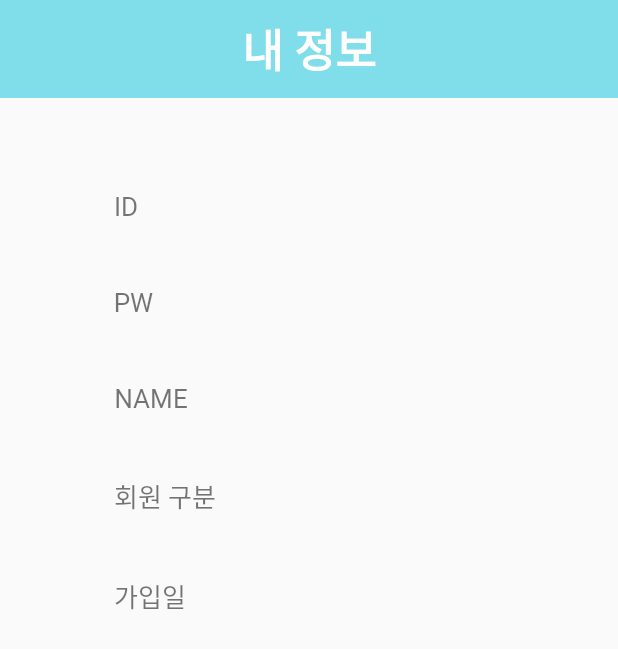
After one commit to ibnuena/bangPT, an Android app: the MyInfoActivity screen opened directly, with no data from a screen before it, on a phone screen of 412 x 824 dp. The commit adds this screen. Shown: the top 649 px of the screen. Run offline under Robolectric (Android 15) with nearby library versions, the phone set to English and light mode, and no system bars.

Commit message:
feat: small update

```diff
--- a/app/src/main/AndroidManifest.xml
+++ b/app/src/main/AndroidManifest.xml
@@ -16,6 +16,9 @@
         android:supportsRtl="true"
         android:theme="@style/Theme.AppCompat.Light.NoActionBar"
         tools:targetApi="31">
+        <activity
+            android:name=".MyInfoActivity"
+            android:exported="false" />
         <activity
             android:name=".WiteViewActivity"
             android:exported="false" />
--- /dev/null
+++ b/app/src/main/java/com/example/bangpt/MyInfoActivity.java
@@ -0,0 +1,14 @@
+package com.example.bangpt;
+
+import androidx.appcompat.app.AppCompatActivity;
+
+import android.os.Bundle;
+
+public class MyInfoActivity extends AppCompatActivity {
+
+    @Override
+    protected void onCreate(Bundle savedInstanceState) {
+        super.onCreate(savedInstanceState);
+        setContentView(R.layout.activity_my_info);
+    }
+}
--- a/app/src/main/java/com/example/bangpt/MypageFragment.java
+++ b/app/src/main/java/com/example/bangpt/MypageFragment.java
@@ -65,6 +65,15 @@ public class MypageFragment extends Fragment {
         // Inflate the layout for this fragment
         ViewGroup rootView = (ViewGroup)inflater.inflate(R.layout.fragment_mypage, container, false);
 
+
+        Button btnID = rootView.findViewById(R.id.btnID);
+        btnID.setOnClickListener(new View.OnClickListener() {
+            @Override
+            public void onClick(View view) {
+                Intent intent = new Intent(getActivity(), MyInfoActivity.class);
+                startActivity(intent);
+            }
+        });
         Button btn_write = rootView.findViewById(R.id.btn_write);
         btn_write.setOnClickListener(new View.OnClickListener() {
             @Override
--- /dev/null
+++ b/app/src/main/res/layout/activity_my_info.xml
@@ -0,0 +1,201 @@
+<?xml version="1.0" encoding="utf-8"?>
+<LinearLayout xmlns:android="http://schemas.android.com/apk/res/android"
+    xmlns:app="http://schemas.android.com/apk/res-auto"
+    xmlns:tools="http://schemas.android.com/tools"
+    android:layout_width="match_parent"
+    android:layout_height="match_parent"
+    android:orientation="vertical">
+
+    <LinearLayout
+        android:layout_width="match_parent"
+        android:layout_height="match_parent"
+        android:orientation="vertical">
+        <LinearLayout
+            android:layout_width="match_parent"
+            android:layout_height="wrap_content"
+            android:orientation="vertical"
+            android:background="#80deea"
+            >
+            <TextView
+                android:layout_width="wrap_content"
+                android:layout_height="wrap_content"
+                android:layout_gravity="center"
+                android:layout_marginTop="10dp"
+                android:layout_marginBottom="10dp"
+                android:text="내 정보"
+                android:fontFamily="@font/nexon"
+                android:textColor="@android:color/white"
+                android:textSize="30dp"
+                android:textStyle="bold" />
+        </LinearLayout>
+
+        <LinearLayout
+            android:layout_width="match_parent"
+            android:layout_height="match_parent"
+            android:orientation="vertical">
+
+            <LinearLayout
+                android:layout_width="280dp"
+                android:layout_height="wrap_content"
+                android:orientation="horizontal"
+                android:layout_marginTop="50dp"
+                android:layout_gravity="center"
+                >
+                <TextView
+                    android:layout_width="100dp"
+                    android:layout_height="wrap_content"
+                    android:layout_gravity="center"
+                    android:padding="10dp"
+                    android:text="ID"
+                    android:textSize="17sp"
+                    android:fontFamily="@font/nexon"
+                    android:layout_marginRight="10dp"
+                    />
+                <TextView
+                    android:id="@+id/tv_id"
+                    android:fontFamily="@font/nexon"
+                    android:layout_width="200dp"
+                    android:layout_height="wrap_content"
+                    android:layout_gravity="center"
+                    android:padding="10dp"
+                    android:textSize="17sp"
+                    android:layout_marginRight="10dp"
+                    />
+
+            </LinearLayout>
+
+            <LinearLayout
+                android:layout_width="match_parent"
+                android:layout_height="match_parent"
+                android:orientation="vertical">
+
+                <LinearLayout
+                    android:layout_width="280dp"
+                    android:layout_height="wrap_content"
+                    android:orientation="horizontal"
+                    android:layout_marginTop="20dp"
+                    android:layout_gravity="center"
+                    >
+
+                    <TextView
+                        android:layout_width="100dp"
+                        android:layout_height="wrap_content"
+                        android:layout_gravity="center"
+                        android:padding="10dp"
+                        android:text="PW"
+                        android:textSize="17sp"
+                        android:fontFamily="@font/nexon"
+                        android:layout_marginRight="10dp"
+                        />
+
+                    <TextView
+                        android:id="@+id/tv_pass"
+                        android:fontFamily="@font/nexon"
+                        android:layout_width="200dp"
+                        android:layout_height="wrap_content"
+                        android:layout_gravity="center"
+                        android:padding="10dp"
+                        android:textSize="17sp"
+                        android:layout_marginRight="10dp"
+                        />
+                </LinearLayout>
+
+                <LinearLayout
+                    android:layout_width="280dp"
+                    android:layout_height="wrap_content"
+                    android:orientation="horizontal"
+                    android:layout_marginTop="20dp"
+                    android:layout_gravity="center"
+                    >
+
+
+                    <TextView
+                        android:layout_width="100dp"
+                        android:layout_height="wrap_content"
+                        android:layout_gravity="center"
+                        android:padding="10dp"
+                        android:text="NAME"
+                        android:textSize="17sp"
+                        android:fontFamily="@font/nexon"
+                        android:layout_marginRight="10dp"
+                        />
+                    <TextView
+                        android:id="@+id/tv_name"
+                        android:fontFamily="@font/nexon"
+                        android:layout_width="200dp"
+                        android:layout_height="wrap_content"
+                        android:layout_gravity="center"
+                        android:padding="10dp"
+                        android:textSize="17sp"
+                        android:layout_marginRight="10dp"
+                        />
+                </LinearLayout>
+
+                <LinearLayout
+                    android:layout_width="280dp"
+                    android:layout_height="wrap_content"
+                    android:orientation="horizontal"
+                    android:layout_marginTop="20dp"
+                    android:layout_gravity="center"
+                    >
+
+                    <TextView
+                        android:layout_width="100dp"
+                        android:layout_height="wrap_content"
+                        android:layout_gravity="center"
+                        android:padding="10dp"
+                        android:text="회원 구분"
+                        android:textSize="17sp"
+                        android:fontFamily="@font/nexon"
+                        android:layout_marginRight="10dp"
+                        />
+
+                    <TextView
+                        android:id="@+id/tv_member"
+                        android:fontFamily="@font/nexon"
+                        android:layout_width="200dp"
+                        android:layout_height="wrap_content"
+                        android:layout_gravity="center"
+                        android:padding="10dp"
+                        android:textSize="17sp"
+                        android:layout_marginRight="10dp"
+                        />
+                </LinearLayout>
+
+                <LinearLayout
+                    android:layout_width="280dp"
+                    android:layout_height="wrap_content"
+                    android:orientation="horizontal"
+                    android:layout_marginTop="20dp"
+                    android:layout_gravity="center"
+                    >
+
+                    <TextView
+                        android:layout_width="100dp"
+                        android:layout_height="wrap_content"
+                        android:layout_gravity="center"
+                        android:padding="10dp"
+                        android:text="가입일"
+                        android:textSize="17sp"
+                        android:fontFamily="@font/nexon"
+                        android:layout_marginRight="10dp"
+                        />
+
+                    <TextView
+                        android:id="@+id/tv_date"
+                        android:fontFamily="@font/nexon"
+                        android:layout_width="200dp"
+                        android:layout_height="wrap_content"
+                        android:layout_gravity="center"
+                        android:padding="10dp"
+                        android:textSize="17sp"
+                        android:layout_marginRight="10dp"
+                        />
+                </LinearLayout>
+
+
+            </LinearLayout>
+        </LinearLayout>
+    </LinearLayout>
+
+</LinearLayout>
--- a/app/src/main/res/layout/activity_my_write.xml
+++ b/app/src/main/res/layout/activity_my_write.xml
@@ -27,45 +27,11 @@
     </LinearLayout>
 
 
-
-    <Button
-        android:id="@+id/button1"
+    <ListView
+        android:id="@+id/listView"
         android:layout_width="match_parent"
-        android:layout_height="wrap_content"
-        android:layout_marginTop="10dp"
-        android:background="@drawable/linebnt"
-        android:textSize="20dp"
-        android:layout_marginRight="5dp"
-        android:layout_marginLeft="5dp"
-        android:fontFamily="@font/nexon"
-        android:textStyle="bold"
-        android:textColor="#A0D9E2"
-        android:text="작성 글" />
-    <Button
-        android:id="@+id/btn_badge"
-        android:layout_width="match_parent"
-        android:layout_height="wrap_content"
-        android:layout_marginTop="10dp"
-        android:background="@drawable/linebnt"
-        android:textSize="20dp"
-        android:layout_marginRight="5dp"
-        android:layout_marginLeft="5dp"
-        android:textStyle="bold"
-        android:fontFamily="@font/nexon"
-        android:textColor="#A0D9E2"
-        android:text="챌린지 배지" />
-    <Button
-        android:id="@+id/btn_result"
-        android:layout_width="match_parent"
-        android:layout_height="wrap_content"
-        android:layout_marginTop="10dp"
-        android:layout_marginRight="5dp"
-        android:layout_marginLeft="5dp"
-        android:background="@drawable/linebnt"
-        android:textSize="20dp"
-        android:textStyle="bold"
-        android:fontFamily="@font/nexon"
-        android:textColor="#A0D9E2"
-        android:text="운동 분석 결과" />
+        android:layout_height="match_parent"
+        android:layout_weight="1"
+        />
 
 </LinearLayout>
```
